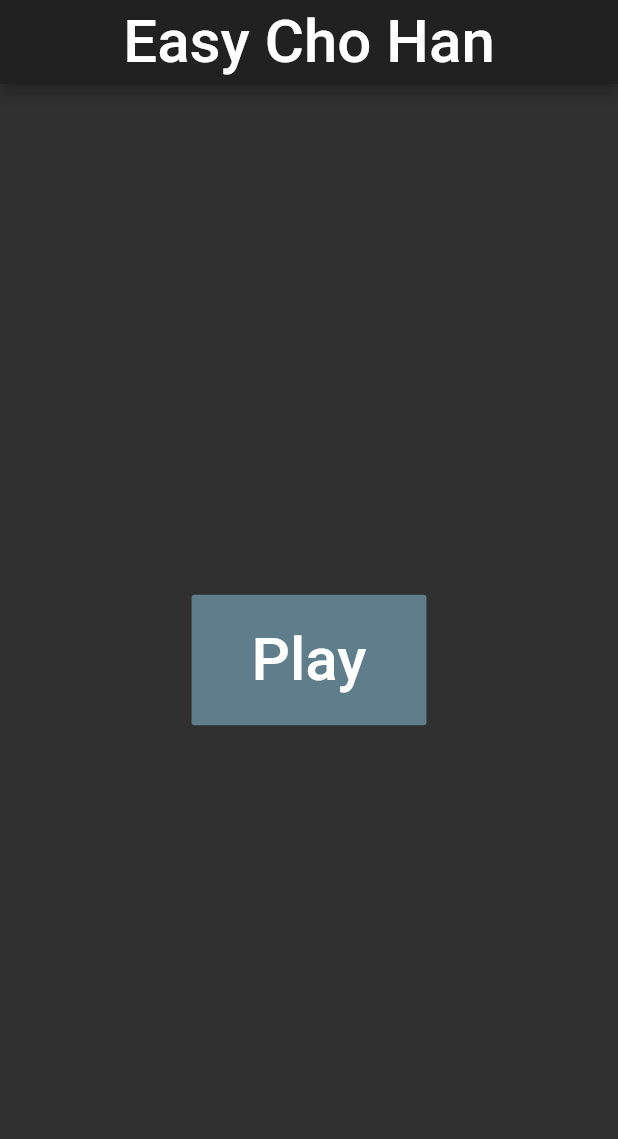
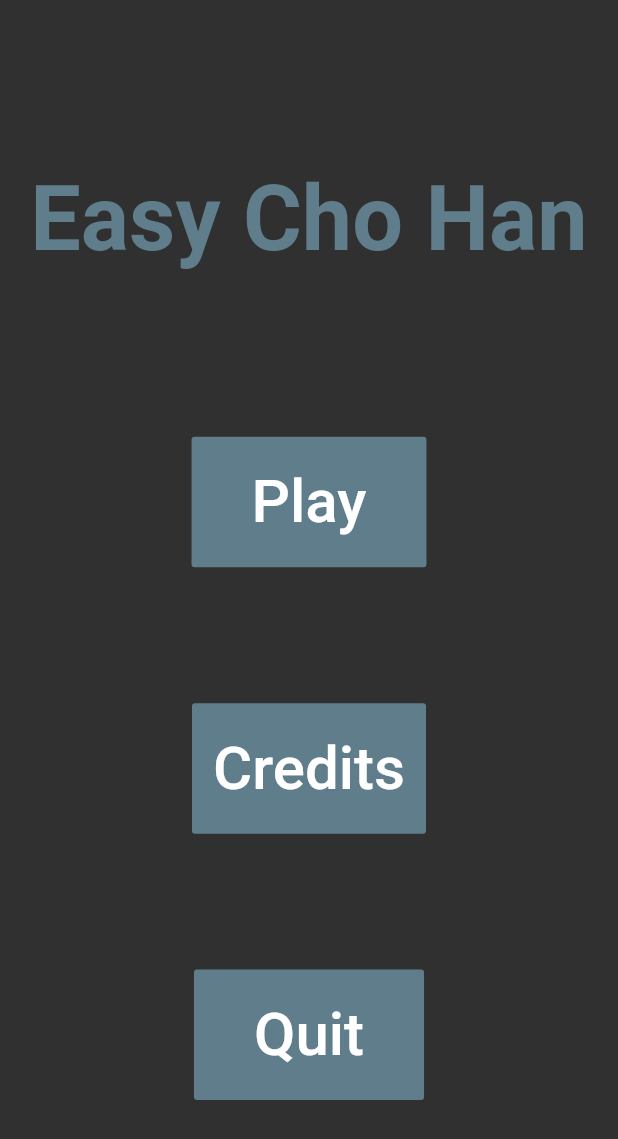
Before and after one commit to JanAdell/Mobile-Devices-Final, a Flutter app: the screen it shows after launch, on a phone screen of 412 x 824 dp. Shown: the top 1139 px of the screen. Run offline on Flutter 3.47's test engine with Material 2 defaults, Android fonts, the phone set to English and light mode, and no system bars.

Commit message:
Menu Display properly aligned and spaced, ready to start Firebase merging

```diff
--- a/disp_mob/lib/Screens/chat.dart
+++ b/disp_mob/lib/Screens/chat.dart
@@ -14,7 +14,7 @@ class _ChatScreenState extends State<ChatScreen>{
   Widget build(BuildContext context){
     return Scaffold(
       appBar: AppBar(
-        title: Text('Chat', style: TextStyle(fontSize: 20),),
+        title: Text('Chat', style: TextStyle(fontSize: 50),),//provisional mentre posem el joc amb firebase per saber a quine finestra som
         centerTitle: true,
     ),
 
--- a/disp_mob/lib/Screens/game.dart
+++ b/disp_mob/lib/Screens/game.dart
@@ -14,7 +14,7 @@ class _GameScreenState extends State<GameScreen>{
 
   Widget build(BuildContext context){
     return Scaffold(
-      appBar: AppBar(
+      appBar: AppBar(//provisional mentre posem el joc amb firebase per saber a quine finestra som
         title: Text('Game'),
         centerTitle: true,
     ),
--- a/disp_mob/lib/Screens/home.dart
+++ b/disp_mob/lib/Screens/home.dart
@@ -1,6 +1,7 @@
 import 'package:flutter/material.dart';
 import 'package:flutter/services.dart';
 import 'package:disp_mob/Screens/game.dart';
+import 'package:disp_mob/background.dart';
 import 'package:disp_mob/Screens/credits.dart';
 
 class HomeScreen extends StatefulWidget {
@@ -10,16 +11,47 @@ class HomeScreen extends StatefulWidget {
 }
 
 class _HomeScreenState extends State<HomeScreen>{
+
+  final topsection = new Container();
+  final bottomsection = new Container();
+
   @override
 
   Widget build(BuildContext context){
     return Scaffold(
-      appBar: AppBar(
+
+      /*appBar: AppBar(
         title: Text('Easy Cho Han', style: TextStyle(fontSize: 40),),
         centerTitle: true,
+    ),*/
+    body: Container(
+
+    child: new Column(
+
+
+      //crossAxisAlignment: CrossAxisAlignment.end,
+      mainAxisAlignment: MainAxisAlignment.spaceEvenly,
+      children: <Widget>[
+
+
+      new Container(
+
+          child: Text("Easy Cho Han", style:
+          new TextStyle(
+              color: Colors.blueGrey,
+              fontWeight: FontWeight.w600,
+              fontSize: 60.0,
+
           ),
-    body: Center(
-      child: FlatButton(
+
+          ),
+          alignment: Alignment.center,
+          margin: EdgeInsets.all(20),
+      ),
+
+      //new Image.asset("assets/chohanhome.jpg"),
+
+      new FlatButton(
                     child: Text('Play', style: TextStyle(fontSize: 40),),
                     color: Colors.blueGrey,
                     splashColor: Colors.black,
@@ -30,15 +62,38 @@ class _HomeScreenState extends State<HomeScreen>{
                     Navigator.push(context, MaterialPageRoute(builder: (context) => GameScreen()),
                     );
                     },
+                    ),
 
+
+      new FlatButton(
+                    child: Text('Credits', style: TextStyle(fontSize: 40),),
+                    color: Colors.blueGrey,
+                    splashColor: Colors.black,
+                    padding: EdgeInsets.symmetric(vertical: 20, horizontal: 14),
+
+                    onPressed: ()
+                    {
+                    Navigator.push(context, MaterialPageRoute(builder: (context) => CreditsScreen()),
+                    );
+                    },
                     ),
-    /*body: BottomAppBar(
-    child: RaisedButton(
-        onPressed: (){},
-        child: Text('Credits'),
 
+      new FlatButton(
+                    child: Text('Quit', style: TextStyle(fontSize: 40),),
+                    color: Colors.blueGrey,
+                    splashColor: Colors.black,
+                    padding: EdgeInsets.symmetric(vertical: 20, horizontal: 40),
+
+                    onPressed: ()
+                    {
+                    Navigator.push(context, MaterialPageRoute(builder: (context) => CreditsScreen()),
+                    );
+                    },
                     ),
-    ),*/
+
+      ],
+    ),
+
   ),
   );
   }
--- a/disp_mob/pubspec.yaml
+++ b/disp_mob/pubspec.yaml
@@ -42,7 +42,7 @@ flutter:
 
   # To add assets to your application, add an assets section, like this:
   # assets:
-  #  - assets/chohanhome.png
+  #  - disp-mob/assets/chohanhome.png
 
   #  - images/a_dot_burr.jpeg
   #  - images/a_dot_ham.jpeg
```
Also changed, not shown: disp_mob/lib/Screens/credits.dart (+24 -0 lines), disp_mob/lib/background.dart (added, +33 -0 lines). Lines whose indentation alone changed are shown as unchanged.
